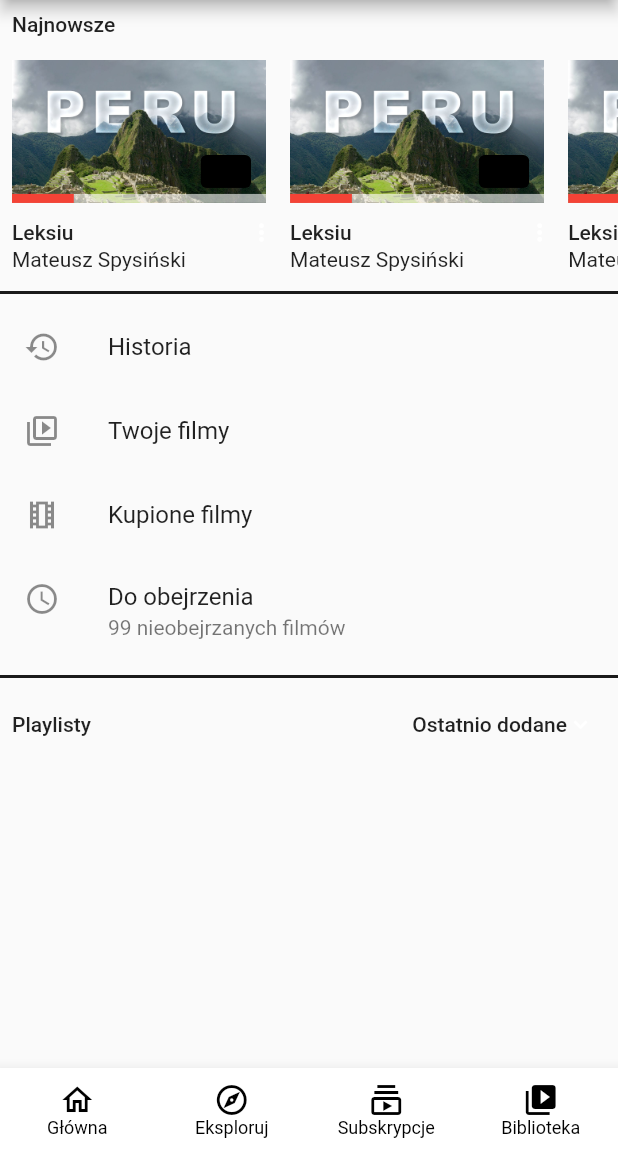
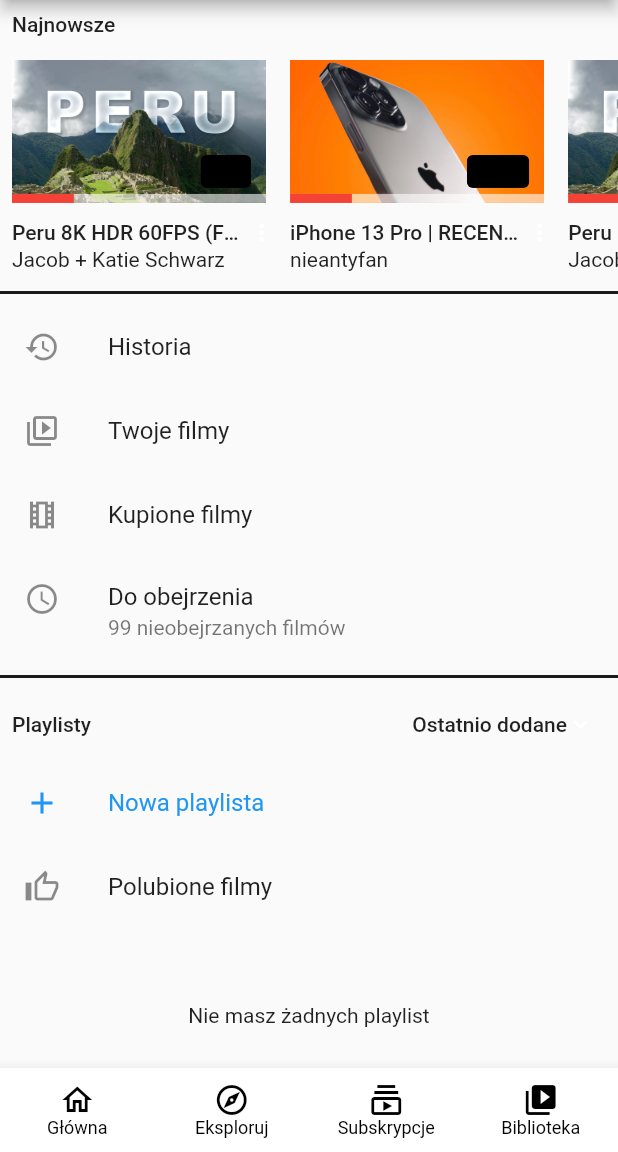
Before and after one commit to Guimmam/youtube_ui_clone, a Flutter app: the screen it shows after launch, item 4 of the bottom bar chosen, on a phone screen of 412 x 824 dp, the part 84-1236 px from its top. Run offline on Flutter 3.47's test engine with Material 2 defaults, Android fonts, the phone set to English and light mode, and no system bars.

Commit message:
library screen finished

```diff
--- a/lib/models/video_model.dart
+++ b/lib/models/video_model.dart
@@ -31,13 +31,13 @@
     'assets/jacob_logo.jpg',
   ),
   Video(
-    'Peru 8K HDR 60FPS (FUHD)',
-    'Jacob + Katie Schwarz',
-    '59 mln wyświetleń',
-    '4 lata temu',
-    '5:38',
-    'assets/peru_video.jpg',
-    'assets/jacob_logo.jpg',
+    'iPhone 13 Pro | RECENZJA po 4 miesiącach',
+    'nieantyfan',
+    '4,6 tys. wyświetleń',
+    '1 dzień temu',
+    '13:04',
+    'assets/iphone13_video.jpg',
+    'assets/nieantyfan_logo.jpg',
   ),
   Video(
     'Peru 8K HDR 60FPS (FUHD)',
--- a/lib/screens/library_screen.dart
+++ b/lib/screens/library_screen.dart
@@ -22,10 +22,9 @@
               Container(
                 height: 155,
                 child: ListView.builder(
-                  shrinkWrap: true,
                   scrollDirection: Axis.horizontal,
-                  itemCount: 10,
-                  itemBuilder: (context, index) => SmallVideoWidget(),
+                  itemCount: videos.length,
+                  itemBuilder: (context, index) => SmallVideoWidget(index),
                 ),
               ),
               Divider(
@@ -87,6 +86,22 @@
                     ),
                   ],
                 ),
+              ),
+              ListTile(
+                iconColor: Colors.blue,
+                leading: Icon(Icons.add_sharp),
+                title: Text(
+                  'Nowa playlista',
+                  style: TextStyle(color: Colors.blue),
+                ),
+              ),
+              ListTile(
+                leading: Icon(Icons.thumb_up_alt_outlined),
+                title: Text('Polubione filmy'),
+              ),
+              Padding(
+                padding: const EdgeInsets.all(50.0),
+                child: Center(child: Text('Nie masz żadnych playlist')),
               )
             ],
           ),
--- a/lib/widgets/small_video_widget.dart
+++ b/lib/widgets/small_video_widget.dart
@@ -2,11 +2,11 @@
 import 'package:youtube_ui_clone/models/video_model.dart';
 
 class SmallVideoWidget extends StatelessWidget {
-  const SmallVideoWidget({Key? key}) : super(key: key);
+  final index;
+  const SmallVideoWidget(this.index, {Key? key}) : super(key: key);
 
   @override
   Widget build(BuildContext context) {
-    int index = 1;
     return Container(
       padding: EdgeInsets.all(8),
       width: MediaQuery.of(context).size.width * 0.45,
@@ -54,18 +54,21 @@
               Row(
                 mainAxisAlignment: MainAxisAlignment.spaceBetween,
                 children: [
-                  Text(
-                    'Leksiu',
-                    style: Theme.of(context).textTheme.bodyText1,
+                  Expanded(
+                    child: Text(
+                      videos[index].videoTitle,
+                      maxLines: 1,
+                      softWrap: true,
+                      overflow: TextOverflow.ellipsis,
+                      style: Theme.of(context).textTheme.bodyText1,
+                    ),
                   ),
                   Container(
                     height: 20,
                     width: 12,
-                    //padding: EdgeInsets.only(left: 10),
                     child: PopupMenuButton(
                       padding: EdgeInsets.zero,
                       iconSize: 18,
-                      // padding: EdgeInsets.zero,
                       icon: Icon(
                         Icons.more_vert,
                         color: Colors.white,
@@ -83,7 +86,10 @@
               ),
               Align(
                   alignment: Alignment.topLeft,
-                  child: Text('Mateusz Spysiński'))
+                  child: Text(
+                    videos[index].authorName,
+                    overflow: TextOverflow.ellipsis,
+                  ))
             ],
           )
         ],
--- a/pubspec.yaml
+++ b/pubspec.yaml
@@ -63,6 +63,8 @@
     - assets/guimmam_logo.jpg
     - assets/jacob_logo.jpg
     - assets/peru_video.jpg
+    - assets/nieantyfan_logo.jpg
+    - assets/iphone13_video.jpg
 
   # An image asset can refer to one or more resolution-specific "variants", see
   # https://flutter.dev/assets-and-images/#resolution-aware.
```
Also changed, not shown: assets/iphone13_video.jpg (added), assets/nieantyfan_logo.jpg (added).
